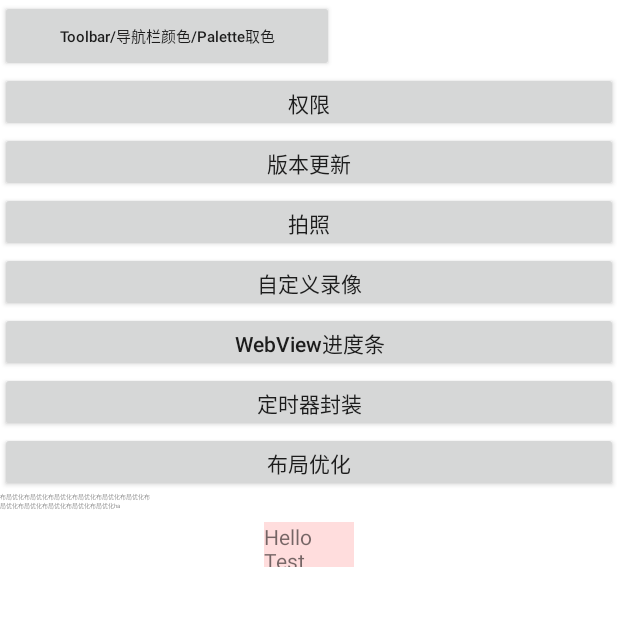
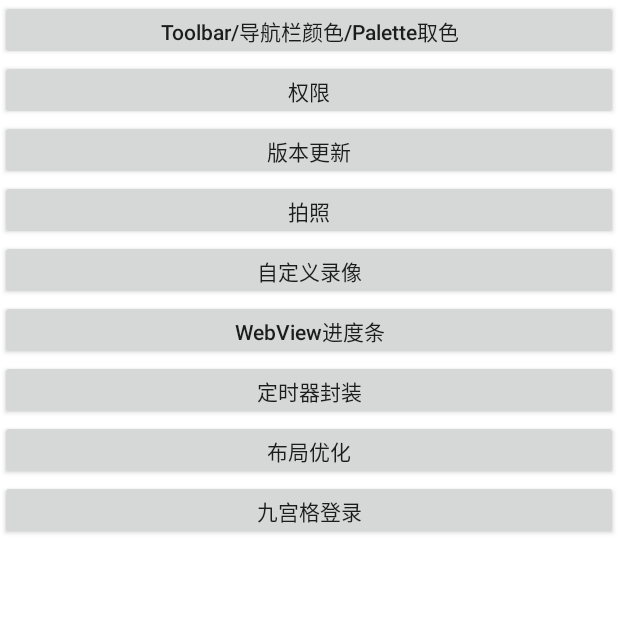
Before and after one commit to dhtyogor/AndroidBaseFrameWork, an Android app: the InstanceMainActivity screen opened directly, with no data from a screen before it, on a phone screen of 412 x 824 dp, the top half of it. Run offline under Robolectric (Android 15) with nearby library versions, the phone set to English and light mode, and no system bars; Roboto replaces fonts that are not available here.

Commit message:
九宫格设置

```diff
--- a/app/build.gradle
+++ b/app/build.gradle
@@ -64,4 +64,7 @@ dependencies {
 
     //小米Push通道
     implementation 'com.umeng.sdk:push-xiaomi:1.0.0'
+
+
+    implementation 'com.github.ihsg:PatternLocker:2.2.0'
 }
--- a/app/src/main/AndroidManifest.xml
+++ b/app/src/main/AndroidManifest.xml
@@ -61,6 +61,11 @@
         <activity android:name=".activity.WebViewActivity" android:screenOrientation="portrait"/>
         <activity android:name=".instance.TimerActivity" android:screenOrientation="portrait"/>
         <activity android:name=".instance.LayoutOptimizationActivity" android:screenOrientation="portrait"/>
+
+        <activity android:name=".instance.pattern.PatternActivity" android:screenOrientation="portrait"/>
+        <activity android:name=".instance.pattern.def.DefaultStyleActivity" android:screenOrientation="portrait"/>
+        <activity android:name=".instance.pattern.def.DefaultPatternSettingActivity" android:screenOrientation="portrait"/>
+        <activity android:name=".instance.pattern.def.DefaultPatternCheckingActivity" android:screenOrientation="portrait"/>
         <!--instance-->
 
         <meta-data
--- a/app/src/main/java/com/dohia/androidbaseframework/instance/InstanceMainActivity.kt
+++ b/app/src/main/java/com/dohia/androidbaseframework/instance/InstanceMainActivity.kt
@@ -4,6 +4,7 @@ import android.os.Bundle
 import com.dohia.androidbaseframework.R
 import com.dohia.androidbaseframework.activity.WebViewActivity
 import com.dohia.androidbaseframework.base.BaseActivity
+import com.dohia.androidbaseframework.instance.pattern.PatternActivity
 import kotlinx.android.synthetic.main.instance_activity_instance_main.*
 import org.jetbrains.anko.startActivity
 
@@ -24,6 +25,7 @@ class InstanceMainActivity : BaseActivity() {
         btnWebView.setOnClickListener { startActivity<WebViewActivity>() }
         btnTimer.setOnClickListener { startActivity<TimerActivity>() }
         btnLayout.setOnClickListener { startActivity<LayoutOptimizationActivity>() }
+        btnPattern.setOnClickListener { startActivity<PatternActivity>() }
     }
 
 }
--- a/app/src/main/res/layout/instance_activity_instance_main.xml
+++ b/app/src/main/res/layout/instance_activity_instance_main.xml
@@ -7,14 +7,10 @@
 
     <Button
         android:id="@+id/btnToolbar"
-        android:layout_width="wrap_content"
-        android:layout_height="wrap_content"
+        android:layout_width="match_parent"
+        android:layout_height="40dp"
         android:textAllCaps="false"
-        android:text="Toolbar/导航栏颜色/Palette取色"
-        android:autoSizeTextType="uniform"
-        android:autoSizeStepGranularity="5sp"
-        android:autoSizeMinTextSize="5sp"
-        android:autoSizeMaxTextSize="100sp"/>
+        android:text="Toolbar/导航栏颜色/Palette取色" />
     <Button
         android:id="@+id/btnPermissions"
         android:layout_width="match_parent"
@@ -52,26 +48,13 @@
         android:layout_width="match_parent"
         android:layout_height="40dp"
         android:text="布局优化"/>
+    <Button
+        android:id="@+id/btnPattern"
+        android:layout_width="match_parent"
+        android:layout_height="40dp"
+        android:text="九宫格登录"/>
 
 
-        <TextView
-            android:layout_width="100dp"
-            android:layout_height="20dp"
-            android:text="布局优化布局优化布局优化布局优化布局优化布局优化布局优化布局优化布局优化布局优化布局优化ha"
-            android:autoSizeTextType="uniform"
-            android:autoSizeMinTextSize="2sp"
-            android:autoSizeMaxTextSize="10sp"
-            android:autoSizeStepGranularity="1sp" />
-        <TextView
-            android:id="@+id/auto_textView"
-            android:layout_width="60dp"
-            android:layout_height="30dp"
-            android:background="#2f00"
-            android:layout_gravity="center"
-            android:text="Hello Test"
-            android:autoSizeMinTextSize="40sp"
-            android:autoSizeMaxTextSize="80sp"
-            android:autoSizeStepGranularity="2sp"/>
 
 
 
```
Also changed, not shown: app/src/main/java/com/dohia/androidbaseframework/instance/pattern/PatternActivity.kt (added, +27 -0 lines), app/src/main/java/com/dohia/androidbaseframework/instance/pattern/def/DefaultPatternCheckingActivity.kt (added, +62 -0 lines), app/src/main/java/com/dohia/androidbaseframework/instance/pattern/def/DefaultPatternSettingActivity.kt (added, +64 -0 lines), app/src/main/java/com/dohia/androidbaseframework/instance/pattern/def/DefaultStyleActivity.kt (added, +27 -0 lines), app/src/main/java/com/dohia/androidbaseframework/utils/PatternHelper.kt (added, +101 -0 lines), app/src/main/java/com/dohia/androidbaseframework/utils/SharedPreferencesUtil.kt (added, +22 -0 lines), app/src/main/res/layout/instance_activity_pattern.xml (added, +14 -0 lines), app/src/main/res/layout/instance_activity_pattern_default_setting.xml (added, +28 -0 lines), app/src/main/res/layout/instance_activity_pattern_default_style.xml (added, +19 -0 lines).
